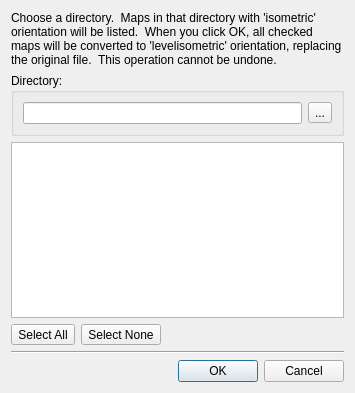
Above: src/tiled/convertorientationdialog.ui from timbaker/tiled before the change. Below: the same form after it.
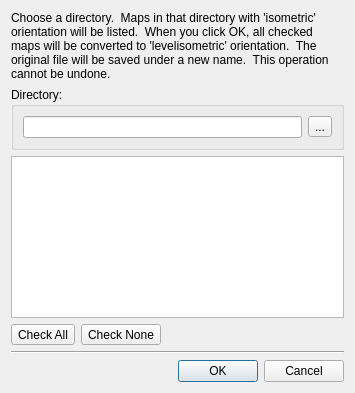
That is the form after the change.

The edit to the form file:
```diff
--- a/src/tiled/convertorientationdialog.ui
+++ b/src/tiled/convertorientationdialog.ui
@@ -65,7 +65,7 @@
    <item row="0" column="0">
     <widget class="QLabel" name="label">
      <property name="text">
-      <string>Choose a directory.  Maps in that directory with 'isometric' orientation will be listed.  When you click OK, all checked maps will be converted to 'levelisometric' orientation, replacing the original file.  This operation cannot be undone.</string>
+      <string>Choose a directory.  Maps in that directory with 'isometric' orientation will be listed.  When you click OK, all checked maps will be converted to 'levelisometric' orientation.  The original file will be saved under a new name.  This operation cannot be undone.</string>
      </property>
      <property name="wordWrap">
       <bool>true</bool>
@@ -87,14 +87,14 @@
       <item>
        <widget class="QToolButton" name="selectAll">
         <property name="text">
-         <string>Select All</string>
+         <string>Check All</string>
         </property>
        </widget>
       </item>
       <item>
        <widget class="QToolButton" name="selectNone">
         <property name="text">
-         <string>Select None</string>
+         <string>Check None</string>
         </property>
        </widget>
       </item>
```
